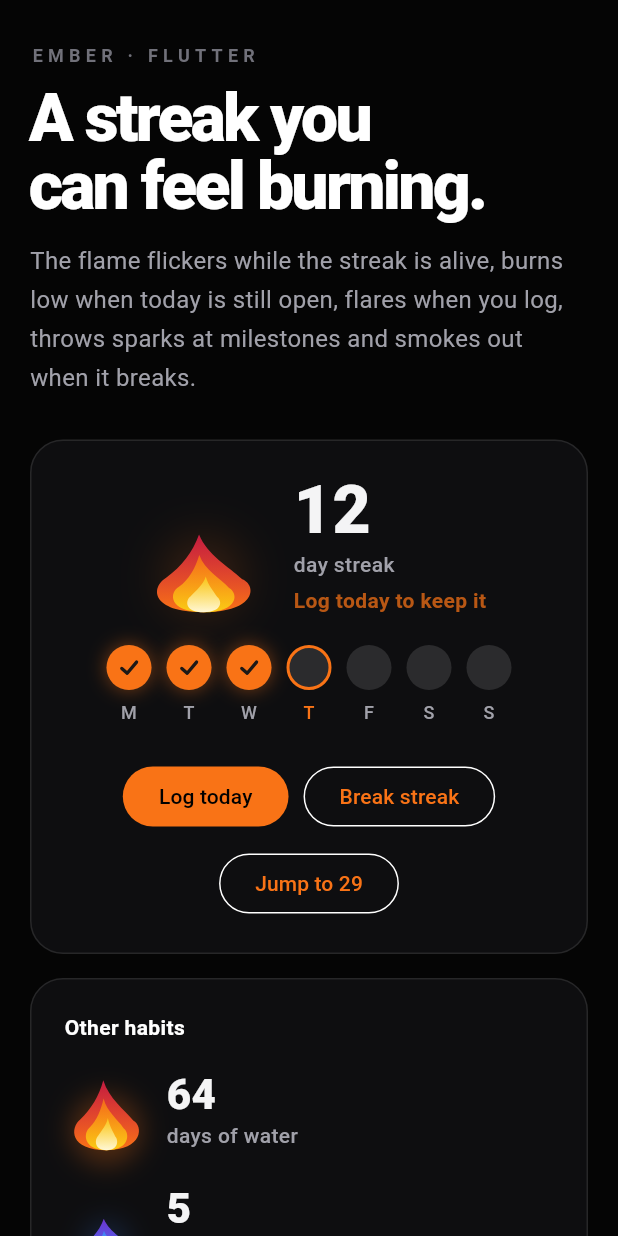
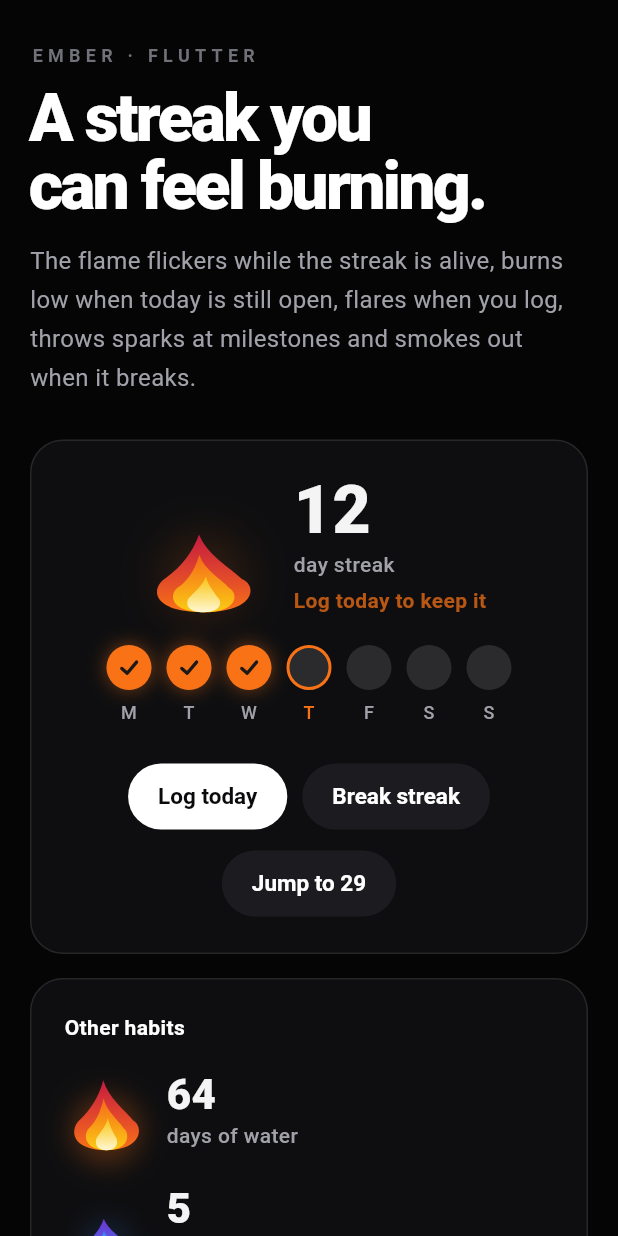
Before and after one commit to YagnikBarasiya23/ember_streak, a Flutter app: the screen it shows after launch, on a phone screen of 412 x 824 dp. Run offline on Flutter 3.47's test engine with Material 3 defaults, Android fonts, the phone set to English and light mode, and no system bars.

Commit message:
Restyle the demo: segmented control, pill buttons, edge-to-edge

```diff
--- a/example/lib/main.dart
+++ b/example/lib/main.dart
@@ -1,5 +1,7 @@
 import 'package:ember_streak/ember_streak.dart';
 import 'package:flutter/material.dart';
+
+import 'controls.dart';
 
 void main() => runApp(const EmberDemo());
 
@@ -70,9 +72,10 @@
   Widget build(BuildContext context) {
     return Scaffold(
       body: SafeArea(
+        bottom: false,
         child: Center(
           child: SingleChildScrollView(
-            padding: const EdgeInsets.fromLTRB(20, 28, 20, 40),
+            padding: EdgeInsets.fromLTRB(20, 28, 20, 40 + MediaQuery.paddingOf(context).bottom),
             child: ConstrainedBox(
               constraints: const BoxConstraints(maxWidth: 560),
               child: Column(
@@ -117,15 +120,13 @@
                           runSpacing: 10,
                           alignment: WrapAlignment.center,
                           children: [
-                            FilledButton(
+                            PillButton(
+                              label: _doneToday ? 'Logged today' : 'Log today',
+                              primary: true,
                               onPressed: _doneToday ? null : _logToday,
-                              child: Text(_doneToday ? 'Logged today' : 'Log today'),
                             ),
-                            OutlinedButton(
-                              onPressed: _count == 0 ? null : _breakStreak,
-                              child: const Text('Break streak'),
-                            ),
-                            OutlinedButton(onPressed: _nearMilestone, child: const Text('Jump to 29')),
+                            PillButton(label: 'Break streak', onPressed: _count == 0 ? null : _breakStreak),
+                            PillButton(label: 'Jump to 29', onPressed: _nearMilestone),
                           ],
                         ),
                       ),
@@ -169,9 +170,13 @@
                     ),
                   ),
                   const SizedBox(height: 24),
-                  const Text(
-                    'MIT © 2026 Yagnik Barasiya · github.com/YagnikBarasiya23/ember_streak',
-                    style: TextStyle(color: _muted, fontSize: 13),
+                  const SizedBox(
+                    width: double.infinity,
+                    child: Text(
+                      'MIT © 2026 Yagnik Barasiya · github.com/YagnikBarasiya23/ember_streak',
+                      style: TextStyle(color: _muted, fontSize: 13),
+                      textAlign: TextAlign.center,
+                    ),
                   ),
                 ],
               ),
```
Also changed, not shown: example/lib/controls.dart (added, +189 -0 lines).
